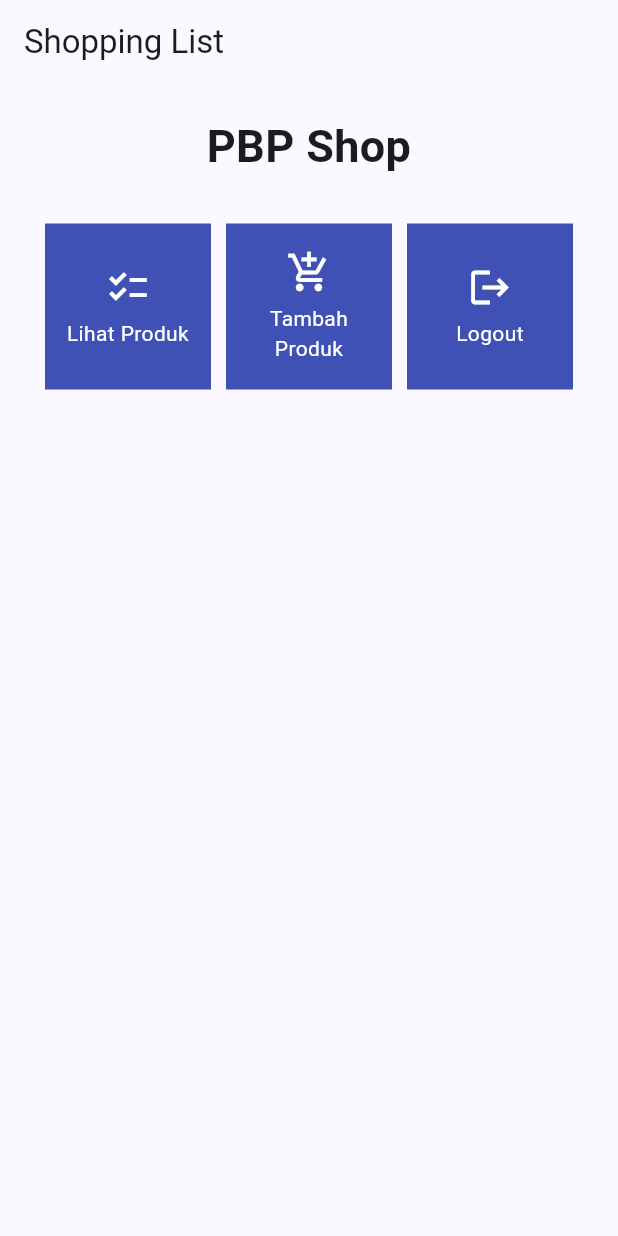
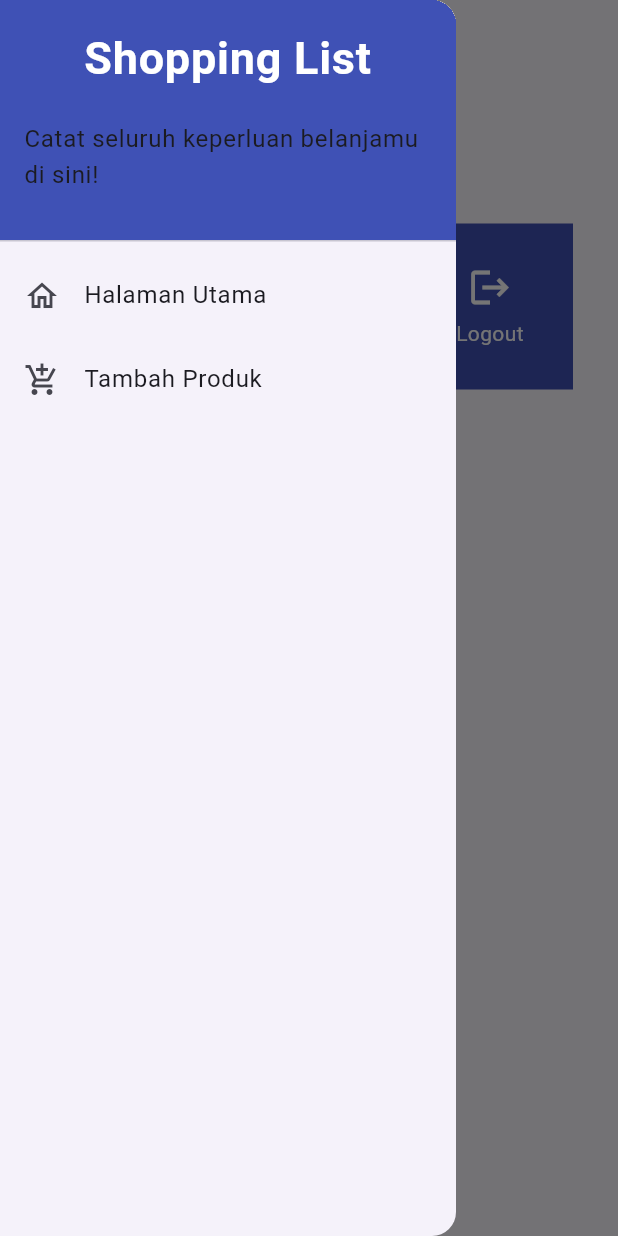
Before and after one commit to suryata/shopping-list-mobile, a Flutter app: the screen it shows after launch, with the side drawer open (before the commit the screen has no drawer), on a phone screen of 412 x 824 dp. Run offline on Flutter 3.47's test engine with Material 2 defaults, Android fonts, the phone set to English and light mode, and no system bars.

Commit message:
Tutorial 7 selesai

```diff
--- a/lib/menu.dart
+++ b/lib/menu.dart
@@ -1,4 +1,6 @@
 import 'package:flutter/material.dart';
+// Impor drawer widget
+import 'package:shopping_list/widgets/left_drawer.dart';
 
 class ShopItem {
   final String name;
@@ -61,6 +63,7 @@ class MyHomePage extends StatelessWidget {
           ),
         ),
       ),
+      drawer: const LeftDrawer(),
     );
   }
 }
@@ -82,6 +85,9 @@ class ShopCard extends StatelessWidget {
             ..hideCurrentSnackBar()
             ..showSnackBar(SnackBar(
                 content: Text("Kamu telah menekan tombol ${item.name}!")));
+          if (item.name == "Tambah Produk") {
+            // TODO: Gunakan Navigator.push untuk melakukan navigasi ke MaterialPageRoute yang mencakup ShopFormPage.
+          }
         },
         child: Container(
           // Container untuk menyimpan Icon dan Text
--- /dev/null
+++ b/lib/widgets/left_drawer.dart
@@ -0,0 +1,63 @@
+import 'package:flutter/material.dart';
+import 'package:shopping_list/menu.dart';
+// TODO: Impor halaman ShopFormPage jika sudah dibuat
+
+class LeftDrawer extends StatelessWidget {
+  const LeftDrawer({super.key});
+
+  @override
+  Widget build(BuildContext context) {
+    return Drawer(
+      child: ListView(
+        children: [
+          const DrawerHeader(
+            decoration: BoxDecoration(
+              color: Colors.indigo,
+            ),
+            child: Column(
+              children: [
+                Text(
+                  'Shopping List',
+                  textAlign: TextAlign.center,
+                  style: TextStyle(
+                    fontSize: 30,
+                    fontWeight: FontWeight.bold,
+                    color: Colors.white,
+                  ),
+                ),
+                Padding(padding: EdgeInsets.all(10)),
+                Text(
+                  "Catat seluruh keperluan belanjamu di sini!",
+                  // TODO: Tambahkan gaya teks dengan center alignment, font ukuran 15, warna putih, dan weight biasa
+                ),
+              ],
+            ),
+          ),
+          ListTile(
+            leading: const Icon(Icons.home_outlined),
+            title: const Text('Halaman Utama'),
+            // Bagian redirection ke MyHomePage
+            onTap: () {
+              Navigator.pushReplacement(
+                  context,
+                  MaterialPageRoute(
+                    builder: (context) => MyHomePage(),
+                  ));
+            },
+          ),
+          ListTile(
+            leading: const Icon(Icons.add_shopping_cart),
+            title: const Text('Tambah Produk'),
+            // Bagian redirection ke ShopFormPage
+            onTap: () {
+              /*
+                TODO: Buatlah routing ke ShopFormPage di sini,
+                setelah halaman ShopFormPage sudah dibuat.
+                */
+            },
+          ),
+        ],
+      ),
+    );
+  }
+}
```
Also changed, not shown: lib/shoplist_form.dart (added, +163 -0 lines), lib/widgets/shop_card.dart (added).
